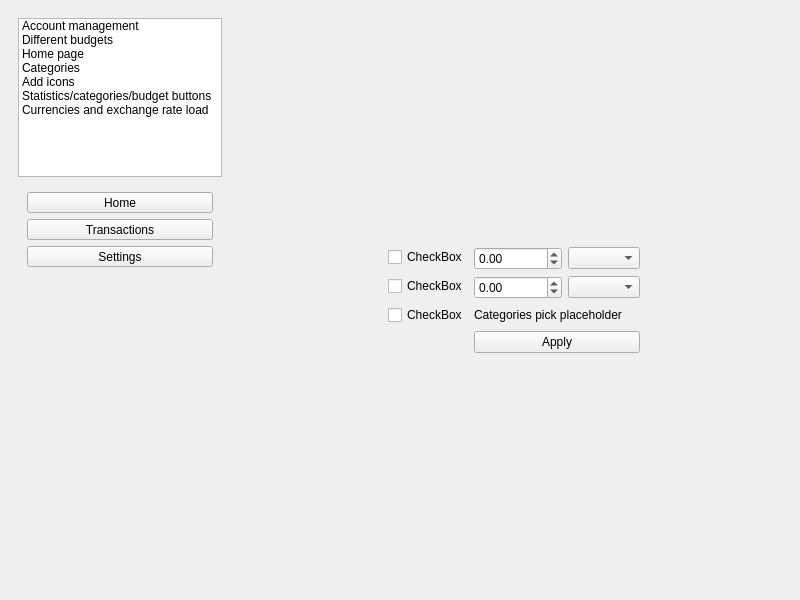
Before: the Qt Designer form Desktop/mainwindow.ui in david4more/Finance, drawn with Qt 5.
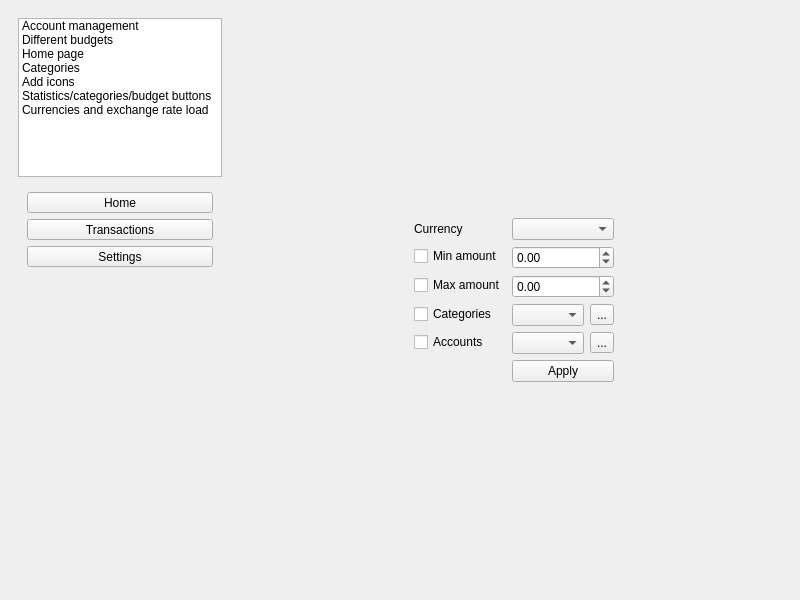
After: the same form once the commit is applied. The open tabs and pages were chosen to show the change.

```diff
--- a/Desktop/mainwindow.ui
+++ b/Desktop/mainwindow.ui
@@ -356,7 +356,14 @@
             </widget>
            </item>
            <item row="1" column="1">
-            <widget class="QDateTimeEdit" name="tDateTime"/>
+            <layout class="QHBoxLayout" name="horizontalLayout_5">
+             <item>
+              <widget class="QDateEdit" name="tDate"/>
+             </item>
+             <item>
+              <widget class="QTimeEdit" name="tTime"/>
+             </item>
+            </layout>
            </item>
            <item row="2" column="0">
             <widget class="QLabel" name="label_9">
@@ -376,7 +383,18 @@
             </widget>
            </item>
            <item row="3" column="1">
-            <widget class="QComboBox" name="tAccount"/>
+            <layout class="QHBoxLayout" name="horizontalLayout_6">
+             <item>
+              <widget class="QComboBox" name="tAccount"/>
+             </item>
+             <item>
+              <widget class="QToolButton" name="tAddAccount">
+               <property name="text">
+                <string>...</string>
+               </property>
+              </widget>
+             </item>
+            </layout>
            </item>
            <item row="4" column="0">
             <widget class="QLabel" name="label_10">
@@ -441,7 +459,7 @@
       </widget>
       <widget class="QWidget" name="customFilters">
        <layout class="QGridLayout" name="gridLayout_3">
-        <item row="0" column="2">
+        <item row="0" column="1">
          <spacer name="verticalSpacer_4">
           <property name="orientation">
            <enum>Qt::Orientation::Vertical</enum>
@@ -449,7 +467,7 @@
           <property name="sizeHint" stdset="0">
            <size>
             <width>20</width>
-            <height>181</height>
+            <height>174</height>
            </size>
           </property>
          </spacer>
@@ -461,78 +479,102 @@
           </property>
           <property name="sizeHint" stdset="0">
            <size>
-            <width>131</width>
+            <width>154</width>
             <height>20</height>
            </size>
           </property>
          </spacer>
         </item>
-        <item row="1" column="1" colspan="2">
+        <item row="1" column="1">
          <widget class="QWidget" name="widget_5" native="true">
           <layout class="QFormLayout" name="formLayout_2">
            <item row="0" column="0">
-            <widget class="QCheckBox" name="checkBox">
+            <widget class="QLabel" name="fCurrencyLabel">
              <property name="text">
-              <string>CheckBox</string>
+              <string>Currency</string>
              </property>
             </widget>
            </item>
            <item row="0" column="1">
-            <layout class="QHBoxLayout" name="horizontalLayout_5">
-             <item>
-              <widget class="QDoubleSpinBox" name="tAmount_2">
-               <property name="minimum">
-                <double>-999999.000000000000000</double>
-               </property>
-               <property name="maximum">
-                <double>999999.000000000000000</double>
-               </property>
-              </widget>
-             </item>
-             <item>
-              <widget class="QComboBox" name="tCurrency_2"/>
-             </item>
-            </layout>
+            <widget class="QComboBox" name="fCurrency"/>
            </item>
            <item row="1" column="0">
             <widget class="QCheckBox" name="checkBox_2">
              <property name="text">
-              <string>CheckBox</string>
+              <string>Min amount</string>
              </property>
             </widget>
            </item>
            <item row="1" column="1">
-            <layout class="QHBoxLayout" name="horizontalLayout_6">
-             <item>
-              <widget class="QDoubleSpinBox" name="tAmount_3">
-               <property name="minimum">
-                <double>-999999.000000000000000</double>
-               </property>
-               <property name="maximum">
-                <double>999999.000000000000000</double>
-               </property>
-              </widget>
-             </item>
-             <item>
-              <widget class="QComboBox" name="tCurrency_3"/>
-             </item>
-            </layout>
+            <widget class="QDoubleSpinBox" name="fMin">
+             <property name="minimum">
+              <double>-999999.000000000000000</double>
+             </property>
+             <property name="maximum">
+              <double>999999.000000000000000</double>
+             </property>
+            </widget>
            </item>
            <item row="2" column="0">
             <widget class="QCheckBox" name="checkBox_3">
              <property name="text">
-              <string>CheckBox</string>
+              <string>Max amount</string>
              </property>
             </widget>
            </item>
            <item row="2" column="1">
-            <widget class="QLabel" name="label_4">
+            <widget class="QDoubleSpinBox" name="fMax">
+             <property name="minimum">
+              <double>-999999.000000000000000</double>
+             </property>
+             <property name="maximum">
+              <double>999999.000000000000000</double>
+             </property>
+            </widget>
+           </item>
+           <item row="3" column="0">
+            <widget class="QCheckBox" name="fCategoriesCheckbox">
              <property name="text">
-              <string>Categories pick placeholder</string>
+              <string>Categories</string>
              </property>
             </widget>
            </item>
            <item row="3" column="1">
+            <layout class="QHBoxLayout" name="horizontalLayout_7">
+             <item>
+              <widget class="QComboBox" name="fCategories"/>
+             </item>
+             <item>
+              <widget class="QToolButton" name="fAddCategory">
+               <property name="text">
+                <string>...</string>
+               </property>
+              </widget>
+             </item>
+            </layout>
+           </item>
+           <item row="4" column="0">
+            <widget class="QCheckBox" name="fAccountsCheckbox">
+             <property name="text">
+              <string>Accounts</string>
+             </property>
+            </widget>
+           </item>
+           <item row="4" column="1">
+            <layout class="QHBoxLayout" name="horizontalLayout_8">
+             <item>
+              <widget class="QComboBox" name="fAccounts"/>
+             </item>
+             <item>
+              <widget class="QToolButton" name="fAddAccount">
+               <property name="text">
+                <string>...</string>
+               </property>
+              </widget>
+             </item>
+            </layout>
+           </item>
+           <item row="5" column="1">
             <widget class="QPushButton" name="applyCustomFiltersButton">
              <property name="text">
               <string>Apply</string>
@@ -542,14 +584,14 @@
           </layout>
          </widget>
         </item>
-        <item row="1" column="3">
+        <item row="1" column="2">
          <spacer name="horizontalSpacer_5">
           <property name="orientation">
            <enum>Qt::Orientation::Horizontal</enum>
           </property>
           <property name="sizeHint" stdset="0">
            <size>
-            <width>130</width>
+            <width>153</width>
             <height>20</height>
            </size>
           </property>
@@ -563,7 +605,7 @@
           <property name="sizeHint" stdset="0">
            <size>
             <width>20</width>
-            <height>181</height>
+            <height>174</height>
            </size>
           </property>
          </spacer>
```
Left out of the diff: 19 changed lines with no effect on the pictures.
